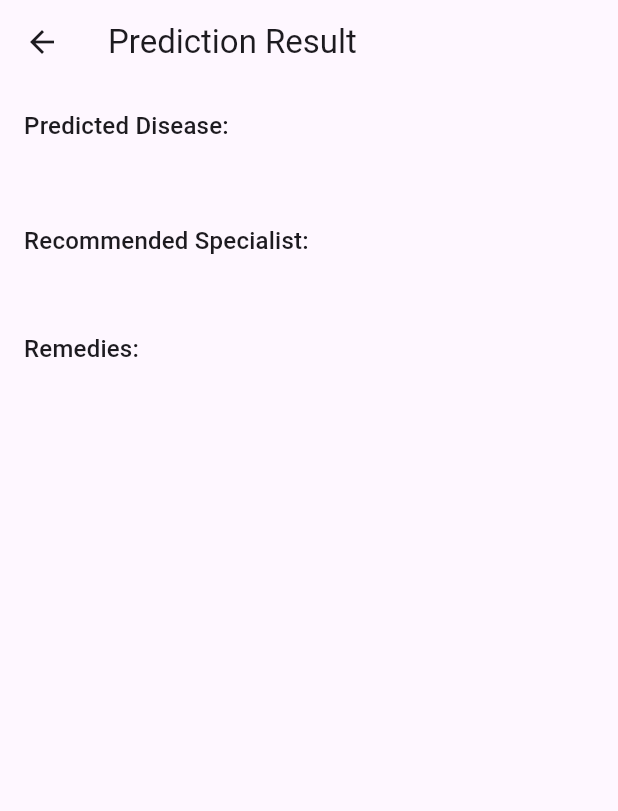
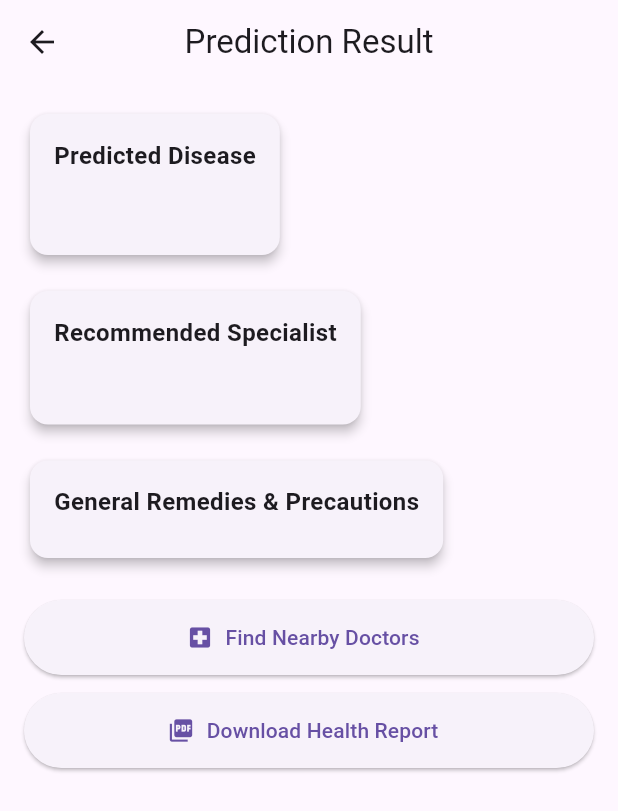
Before and after one commit to saikarthik333/Healthwise-2, a Flutter app: the ResultScreen screen opened directly with empty values, on a phone screen of 412 x 824 dp. Shown: the top 811 px of the screen. Run offline on Flutter 3.47's test engine with Material 3 defaults, Android fonts, the light colour scheme and no system bars; our stand-ins replace open_file; network calls fail.

Commit message:
added new features

```diff
--- a/frontend/lib/screens/result_screen.dart
+++ b/frontend/lib/screens/result_screen.dart
@@ -1,48 +1,177 @@
+import 'dart:io';
 import 'package:flutter/material.dart';
+import 'package:path_provider/path_provider.dart';
+import 'package:open_file/open_file.dart';
+
+import '../services/api_service.dart';
+import 'doctor_locator_screen.dart';
 
 class ResultScreen extends StatelessWidget {
   final String disease;
   final String specialist;
   final List remedies;
+  final List<String> symptoms;
 
   const ResultScreen({
     super.key,
     required this.disease,
     required this.specialist,
     required this.remedies,
+    required this.symptoms,
   });
+
+  Future<void> downloadPdf(BuildContext context) async {
+    try {
+      final bytes = await ApiService.downloadReport(
+        symptoms: symptoms,
+        disease: disease,
+        specialist: specialist,
+        remedies: remedies,
+      );
+
+      final dir = await getApplicationDocumentsDirectory();
+      final file = File("${dir.path}/health_report.pdf");
+      await file.writeAsBytes(bytes);
+
+      OpenFile.open(file.path);
+    } catch (e) {
+      ScaffoldMessenger.of(context).showSnackBar(
+        const SnackBar(content: Text("Failed to generate PDF report")),
+      );
+    }
+  }
 
   @override
   Widget build(BuildContext context) {
     return Scaffold(
-      appBar: AppBar(title: const Text("Prediction Result")),
-      body: Padding(
+      appBar: AppBar(
+        title: const Text("Prediction Result"),
+        centerTitle: true,
+      ),
+      body: SingleChildScrollView(
         padding: const EdgeInsets.all(16),
         child: Column(
           crossAxisAlignment: CrossAxisAlignment.start,
           children: [
-            Text(
-              "Predicted Disease:",
-              style: Theme.of(context).textTheme.titleMedium,
+            // Predicted Disease
+            Card(
+              elevation: 3,
+              child: Padding(
+                padding: const EdgeInsets.all(16),
+                child: Column(
+                  crossAxisAlignment: CrossAxisAlignment.start,
+                  children: [
+                    const Text(
+                      "Predicted Disease",
+                      style: TextStyle(
+                        fontSize: 16,
+                        fontWeight: FontWeight.bold,
+                      ),
+                    ),
+                    const SizedBox(height: 8),
+                    Text(
+                      disease,
+                      style: const TextStyle(
+                        fontSize: 22,
+                        fontWeight: FontWeight.bold,
+                        color: Colors.redAccent,
+                      ),
+                    ),
+                  ],
+                ),
+              ),
             ),
-            const SizedBox(height: 6),
-            Text(
-              disease,
-              style: const TextStyle(
-                  fontSize: 22, fontWeight: FontWeight.bold),
-            ),
+
             const SizedBox(height: 16),
 
-            Text("Recommended Specialist:",
-                style: Theme.of(context).textTheme.titleMedium),
-            const SizedBox(height: 6),
-            Text(specialist, style: const TextStyle(fontSize: 18)),
+            // Specialist
+            Card(
+              elevation: 3,
+              child: Padding(
+                padding: const EdgeInsets.all(16),
+                child: Column(
+                  crossAxisAlignment: CrossAxisAlignment.start,
+                  children: [
+                    const Text(
+                      "Recommended Specialist",
+                      style: TextStyle(
+                        fontSize: 16,
+                        fontWeight: FontWeight.bold,
+                      ),
+                    ),
+                    const SizedBox(height: 8),
+                    Text(
+                      specialist,
+                      style: const TextStyle(fontSize: 18),
+                    ),
+                  ],
+                ),
+              ),
+            ),
+
             const SizedBox(height: 16),
 
-            Text("Remedies:",
-                style: Theme.of(context).textTheme.titleMedium),
-            const SizedBox(height: 8),
-            ...remedies.map((r) => Text("• $r")).toList(),
+            // Remedies
+            Card(
+              elevation: 3,
+              child: Padding(
+                padding: const EdgeInsets.all(16),
+                child: Column(
+                  crossAxisAlignment: CrossAxisAlignment.start,
+                  children: [
+                    const Text(
+                      "General Remedies & Precautions",
+                      style: TextStyle(
+                        fontSize: 16,
+                        fontWeight: FontWeight.bold,
+                      ),
+                    ),
+                    const SizedBox(height: 10),
+                    ...remedies.map(
+                      (remedy) => Padding(
+                        padding: const EdgeInsets.only(bottom: 6),
+                        child: Text("• $remedy"),
+                      ),
+                    ),
+                  ],
+                ),
+              ),
+            ),
+
+            const SizedBox(height: 24),
+
+            // Doctor Locator Button
+            SizedBox(
+              width: double.infinity,
+              height: 50,
+              child: ElevatedButton.icon(
+                icon: const Icon(Icons.local_hospital),
+                label: const Text("Find Nearby Doctors"),
+                onPressed: () {
+                  Navigator.push(
+                    context,
+                    MaterialPageRoute(
+                      builder: (_) => const DoctorLocatorScreen(),
+                    ),
+                  );
+                },
+              ),
+            ),
+
+            const SizedBox(height: 12),
+
+            // PDF Download Button
+            SizedBox(
+              width: double.infinity,
+              height: 50,
+              child: ElevatedButton.icon(
+                icon: const Icon(Icons.picture_as_pdf),
+                label: const Text("Download Health Report"),
+                onPressed: () => downloadPdf(context),
+
+
+              ),
+            ),
           ],
         ),
       ),
--- a/frontend/lib/services/api_service.dart
+++ b/frontend/lib/services/api_service.dart
@@ -24,4 +24,62 @@ class ApiService {
       throw Exception("Failed to get prediction");
     }
   }
+
+  static Future<List<String>> fetchSymptoms() async {
+  final url = Uri.parse("$baseUrl/api/symptoms");
+
+  final response = await http.get(url);
+
+  if (response.statusCode == 200) {
+    final data = jsonDecode(response.body);
+    return List<String>.from(data["symptoms"]);
+  } else {
+    throw Exception("Failed to load symptoms");
+  }
 }
+
+static Future<List<dynamic>> fetchDoctors(String location) async {
+  final url = Uri.parse("$baseUrl/api/doctors");
+
+  final response = await http.post(
+    url,
+    headers: {"Content-Type": "application/json"},
+    body: jsonEncode({"location": location}),
+  );
+
+  if (response.statusCode == 200) {
+    final data = jsonDecode(response.body);
+    return data["doctors"];
+  } else {
+    throw Exception("Failed to fetch doctors");
+  }
+}
+
+
+static Future<List<int>> downloadReport({
+  required List<String> symptoms,
+  required String disease,
+  required String specialist,
+  required List remedies,
+}) async {
+  final url = Uri.parse("$baseUrl/api/report");
+
+  final response = await http.post(
+    url,
+    headers: {"Content-Type": "application/json"},
+    body: jsonEncode({
+      "symptoms": symptoms,
+      "disease": disease,
+      "specialist": specialist,
+      "remedies": remedies,
+    }),
+  );
+
+  if (response.statusCode == 200) {
+    return response.bodyBytes;
+  } else {
+    throw Exception("Failed to download report");
+  }
+}
+
+}
--- a/frontend/pubspec.yaml
+++ b/frontend/pubspec.yaml
@@ -30,7 +30,11 @@ environment:
 dependencies:
   flutter:
     sdk: flutter
+
   http: ^1.2.0
+  path_provider: ^2.1.3
+  open_file: ^3.3.2
+
 
   # The following adds the Cupertino Icons font to your application.
   # Use with the CupertinoIcons class for iOS style icons.
```
Also changed, not shown: frontend/lib/screens/doctor_locator_screen.dart (added, +107 -0 lines), frontend/lib/screens/symptom_screen.dart (+67 -37 lines), frontend/pubspec.lock, 3 other files.
